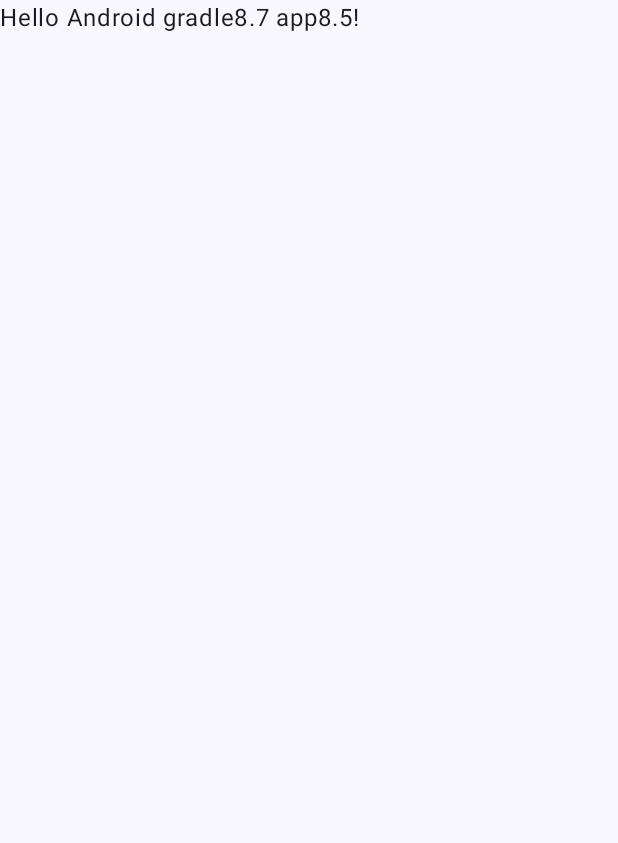
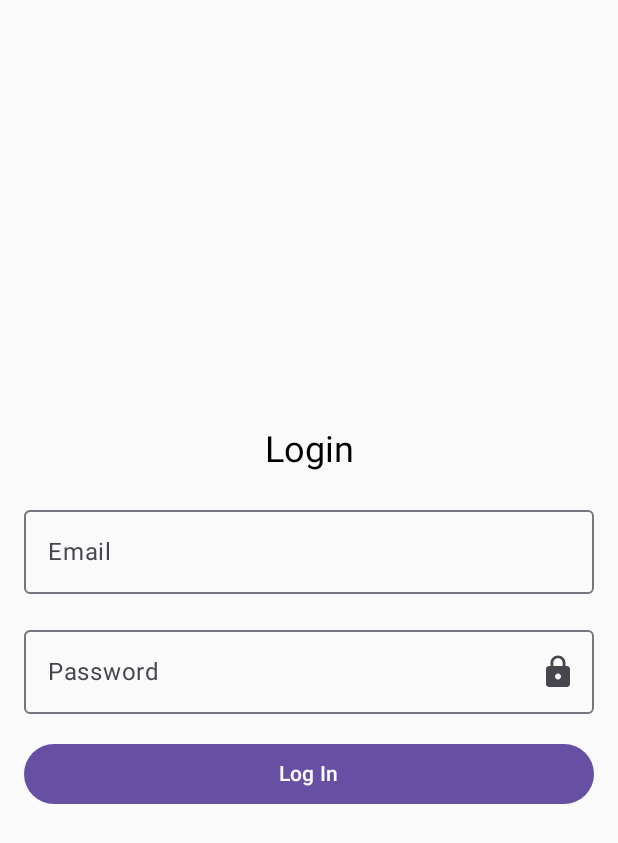
Before and after one commit to wq-william/TestGradle85, an Android app built with Jetpack Compose: the screen it shows after launch (MainActivity), on a phone screen of 412 x 824 dp. Shown: the top 843 px of the screen. Run offline under Robolectric (Android 15) with nearby library versions, the phone set to English and light mode, and no system bars; libraries missing offline, so code that uses them is left out: com.blankj.utilcode, hz.wq.common, hz.wq.httplib; 6 statements that could not run were skipped.

Commit message:
增加登录页面

```diff
--- a/app/src/main/java/com/example/testgradle85/MainActivity.kt
+++ b/app/src/main/java/com/example/testgradle85/MainActivity.kt
@@ -12,6 +12,8 @@ import androidx.compose.runtime.Composable
 import androidx.compose.ui.Modifier
 import androidx.compose.ui.tooling.preview.Preview
 import com.example.testgradle85.testHttp.HttpTest
+import com.example.testgradle85.ui.login.LoginPage
+import com.example.testgradle85.ui.login.LoginViewModel
 import com.example.testgradle85.ui.theme.TestGradle85Theme
 import hz.wq.common.TestCommon
 import hz.wq.common.log.LogUtils.wqLog
@@ -30,14 +32,15 @@ class MainActivity : ComponentActivity() {
             HttpTest.fetchData_Test_sendApi_login陈豪()
         }
         setContent {
-            TestGradle85Theme {
-                Scaffold(modifier = Modifier.fillMaxSize()) { innerPadding ->
-                    Greeting(
-                        name = "Android gradle8.7 app8.5",
-                        modifier = Modifier.padding(innerPadding)
-                    )
-                }
-            }
+            LoginPage(LoginViewModel())
+//            TestGradle85Theme {
+//                Scaffold(modifier = Modifier.fillMaxSize()) { innerPadding ->
+//                    Greeting(
+//                        name = "Android gradle8.7 app8.5",
+//                        modifier = Modifier.padding(innerPadding)
+//                    )
+//                }
+//            }
         }
     }
 }
--- /dev/null
+++ b/app/src/main/java/com/example/testgradle85/ui/login/LoginPage.kt
@@ -0,0 +1,137 @@
+package com.example.testgradle85.ui.login
+
+import androidx.compose.foundation.layout.*
+import androidx.compose.foundation.text.KeyboardOptions
+import androidx.compose.material.icons.Icons
+import androidx.compose.material.icons.filled.Face
+import androidx.compose.material.icons.filled.Lock
+import androidx.compose.material3.*
+import androidx.compose.runtime.*
+import androidx.compose.ui.*
+import androidx.compose.ui.text.input.KeyboardType
+import androidx.compose.ui.text.input.PasswordVisualTransformation
+import androidx.compose.ui.text.input.VisualTransformation
+import androidx.compose.ui.tooling.preview.Preview
+import androidx.compose.ui.unit.dp
+import androidx.lifecycle.ViewModel
+import androidx.lifecycle.viewModelScope
+import hz.wq.common.log.LogUtils.wqLog
+import kotlinx.coroutines.delay
+import kotlinx.coroutines.flow.MutableSharedFlow
+import kotlinx.coroutines.flow.SharedFlow
+import kotlinx.coroutines.launch
+
+// ViewModel 示例
+class LoginViewModel : ViewModel() {
+    private val _loginResult = MutableSharedFlow<LoginResult>()
+    val loginResult: SharedFlow<LoginResult> = _loginResult
+
+    fun login(email: String, password: String) {
+        viewModelScope.launch {
+            // 模拟登录请求
+//            delay(1000L)
+            _loginResult.emit(if (email == "123" && password == "456") LoginResult.LoginSuccess else LoginResult.LoginError)
+        }
+    }
+    fun resetState(){
+        viewModelScope.launch {
+            _loginResult.emit(LoginResult.NoState)
+        }
+    }
+}
+
+sealed class LoginResult {
+    data object LoginSuccess : LoginResult()
+    data object LoginError : LoginResult()
+    data object LoggingIn : LoginResult() //登录中
+    data object NoState : LoginResult()
+}
+
+@OptIn(ExperimentalMaterial3Api::class)
+@Composable
+fun LoginPage(viewModel: LoginViewModel) {
+    var email by remember { mutableStateOf("") }
+    var password by remember { mutableStateOf("") }
+    var showPassword by remember { mutableStateOf(false) }
+    val loginState = viewModel.loginResult.collectAsState(initial = null).value
+    Column(
+        modifier = Modifier
+            .fillMaxSize()
+            .padding(16.dp),
+        verticalArrangement = Arrangement.Center,
+        horizontalAlignment = Alignment.CenterHorizontally
+    ) {
+        Text(text = "Login", style = MaterialTheme.typography.headlineSmall)
+        Spacer(modifier = Modifier.height(16.dp))
+        OutlinedTextField(
+            value = email,
+            onValueChange = { email = it },
+            label = { Text("Email") },
+            singleLine = true,
+            modifier = Modifier.fillMaxWidth()
+        )
+        Spacer(modifier = Modifier.height(16.dp))
+        OutlinedTextField(
+            value = password,
+            onValueChange = { password = it },
+            label = { Text("Password") },
+            visualTransformation = if (showPassword) VisualTransformation.None else PasswordVisualTransformation(),
+            keyboardOptions = KeyboardOptions(keyboardType = KeyboardType.Password),
+            singleLine = true,
+            trailingIcon = {
+                IconButton(onClick = { showPassword = !showPassword }) {
+                    Icon(
+                        imageVector = if (showPassword) Icons.Default.Face else Icons.Default.Lock,
+                        contentDescription = if (showPassword) "Hide password" else "Show password"
+                    )
+                }
+            },
+            modifier = Modifier.fillMaxWidth()
+        )
+        Spacer(modifier = Modifier.height(16.dp))
+        Button(
+            onClick = {
+                viewModel.login(email, password)
+            },
+            modifier = Modifier.fillMaxWidth()
+        ) {
+            Text("Log In")
+        }
+    }
+    LaunchedEffect(email) {
+        email.wqLog()
+    }
+    LaunchedEffect(password) {
+        password.wqLog()
+    }
+    LaunchedEffect(loginState) {
+        loginState?.let {
+            when (it) {
+                is LoginResult.LoginSuccess -> {
+                    // 登录成功，保存数据并跳转到主页
+                    // 假设你有一个保存数据的函数 saveUserData
+                    // saveUserData(email)
+                    "go Home ".wqLog()
+                    viewModel.resetState()
+                }
+
+                is LoginResult.LoginError -> {
+                    // 处理登录错误，例如显示错误消息
+                    // showErrorDialog("Login failed.")
+                    "go Home error".wqLog()
+                    viewModel.resetState()
+                }
+
+                else -> {
+                    "NoState".wqLog()
+                }
+            }
+        }
+    }
+}
+
+@Preview(showBackground = true)
+@Composable
+fun PreviewLoginPage() {
+    LoginPage(LoginViewModel())
+}
```
